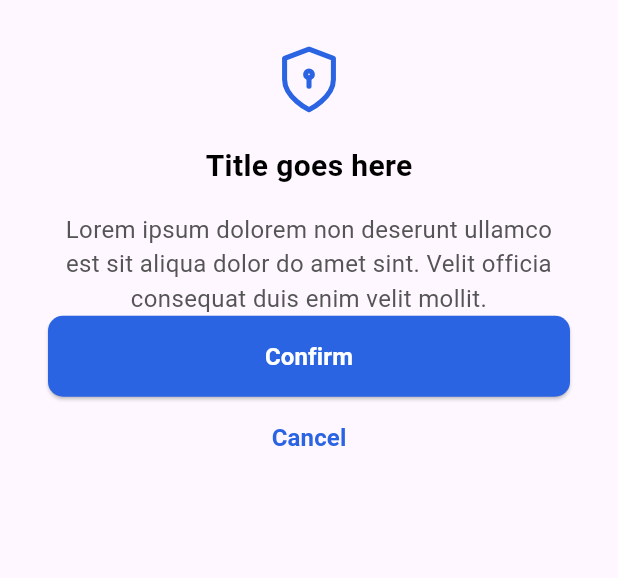
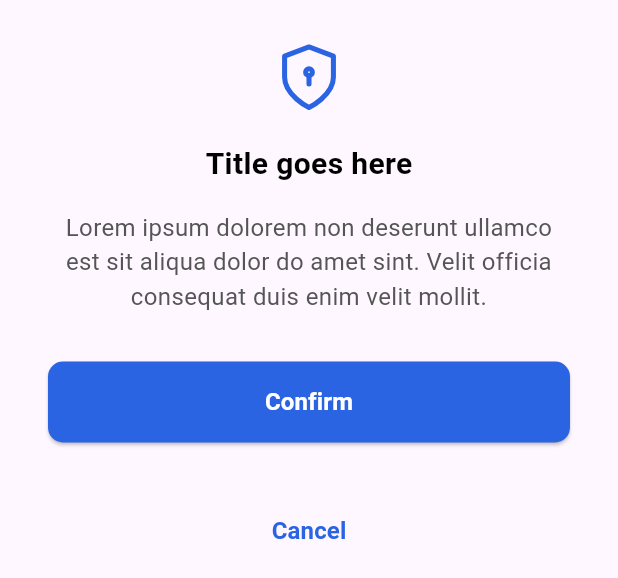
Before and after one commit to HamzaAlwajeeh/Mobile-App-Level-Four, a Flutter app: the CustomButtomSheet widget shown alone on an empty page, opened directly, on a phone screen of 412 x 824 dp. Shown: the top 578 px of the screen. Run offline on Flutter 3.47's test engine with Material 3 defaults, Android fonts, the phone set to English and light mode, and no system bars; our stand-ins replace flutter_svg.

Commit message:
Update bottom sheet layout and button customization

```diff
--- a/lib/learning_value_notifire/widgets/custom_buttom_sheet.dart
+++ b/lib/learning_value_notifire/widgets/custom_buttom_sheet.dart
@@ -9,7 +9,7 @@ class CustomButtomSheet extends StatelessWidget {
   @override
   Widget build(BuildContext context) {
     return SizedBox(
-      height: 354,
+      height: 415,
       width: double.infinity,
       child: Padding(
         padding: const EdgeInsets.only(
@@ -20,7 +20,13 @@ class CustomButtomSheet extends StatelessWidget {
         ),
         child: Column(
           mainAxisAlignment: MainAxisAlignment.center,
-          children: [PermissionInfo(), CustomButton1(), CustomTextButton()],
+          children: [
+            PermissionInfo(),
+            SizedBox(height: 32),
+            CustomButton1(onPressed: () {}, text: 'Confirm'),
+            SizedBox(height: 32),
+            CustomTextButton(),
+          ],
         ),
       ),
     );
--- a/lib/learning_value_notifire/widgets/custom_button1.dart
+++ b/lib/learning_value_notifire/widgets/custom_button1.dart
@@ -2,19 +2,20 @@ import 'package:flutter/material.dart';
 import 'package:mobile_app_level_four/learning_value_notifire/widgets/custom_buttom_sheet.dart';
 
 class CustomButton1 extends StatelessWidget {
-  const CustomButton1({super.key});
-
+  const CustomButton1({super.key, this.onPressed, this.text});
+  final void Function()? onPressed;
+  final String? text;
   @override
   Widget build(BuildContext context) {
     return ElevatedButton(
-      onPressed: () => showButtomSheet(context),
+      onPressed: onPressed ?? () => showButtomSheet(context),
       style: ElevatedButton.styleFrom(
         backgroundColor: Color(0xff2B64E3),
         minimumSize: Size(MediaQuery.of(context).size.width - 64, 54),
         shape: RoundedRectangleBorder(borderRadius: BorderRadius.circular(10)),
       ),
-      child: const Text(
-        "Confirm",
+      child: Text(
+        text ?? 'Confirm Permissions',
         style: TextStyle(
           fontSize: 16,
           fontWeight: FontWeight.w600,
```
